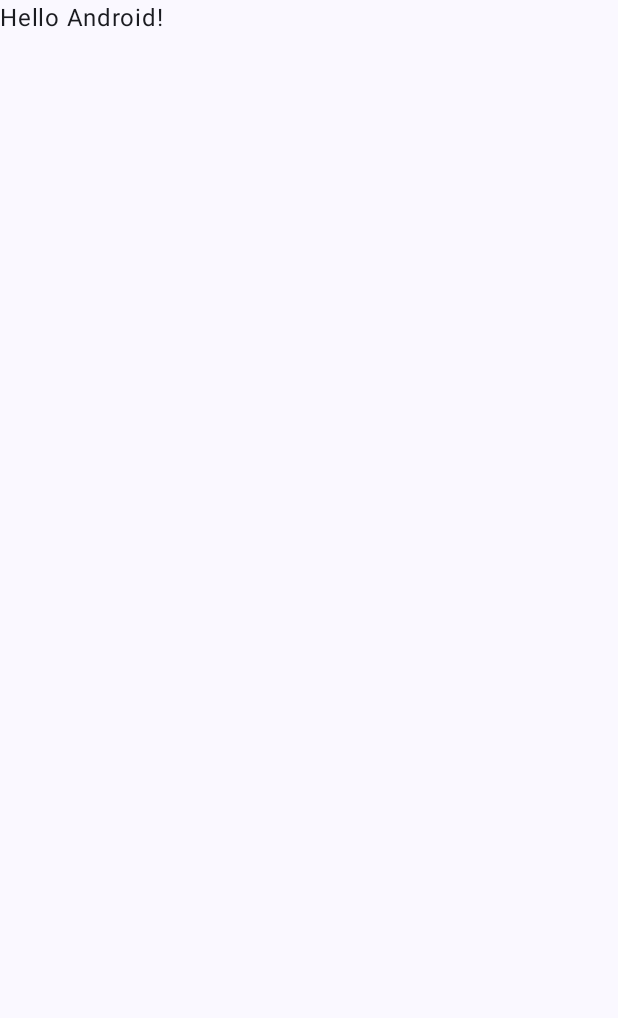
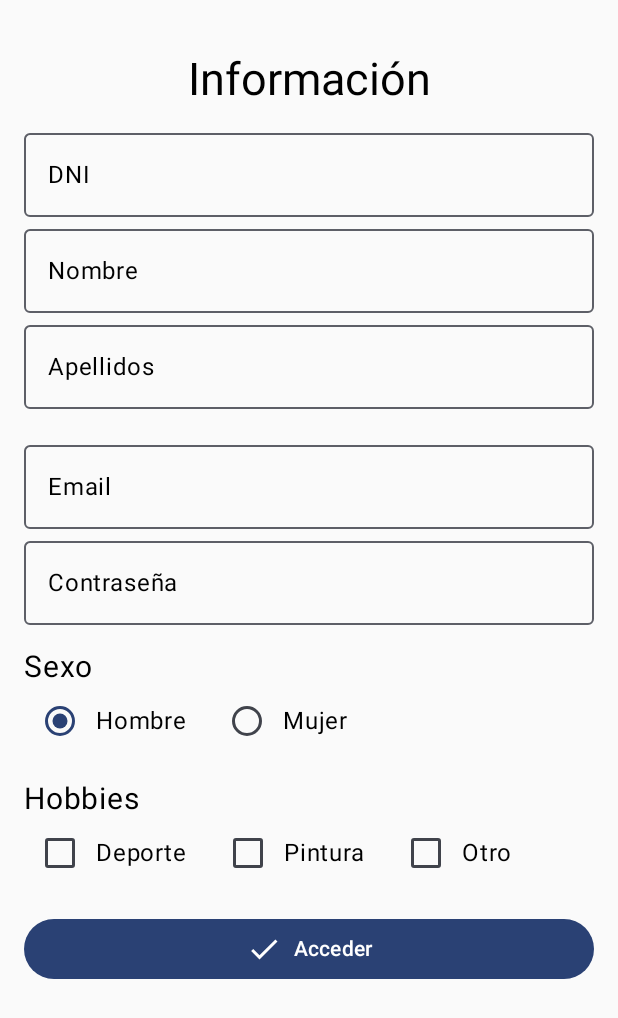
Before and after one commit to LuisChagua13/EC2-ChaguaLuis, an Android app built with Jetpack Compose: the screen it shows after launch (MainActivity), on a phone screen of 412 x 824 dp. Before the commit the part shown is almost empty. Shown: the top 1018 px of the screen. Run offline under Robolectric (Android 15) with nearby library versions, the phone set to English and light mode, and no system bars.

Commit message:
Termino de examen

```diff
--- a/app/build.gradle.kts
+++ b/app/build.gradle.kts
@@ -59,6 +59,8 @@ dependencies {
     implementation(libs.androidx.ui.graphics)
     implementation(libs.androidx.ui.tooling.preview)
     implementation(libs.androidx.material3)
+    implementation(libs.androidx.navigation.runtime.ktx)
+    implementation(libs.androidx.navigation.compose)
     testImplementation(libs.junit)
     androidTestImplementation(libs.androidx.junit)
     androidTestImplementation(libs.androidx.espresso.core)
--- /dev/null
+++ b/app/src/main/java/pe/edu/idat/myapplication/Examen2.kt
@@ -0,0 +1,218 @@
+package pe.edu.idat.myapplication
+
+import androidx.compose.foundation.layout.*
+import androidx.compose.foundation.lazy.LazyColumn
+import androidx.compose.foundation.lazy.items
+import androidx.compose.foundation.text.KeyboardOptions
+import androidx.compose.material.icons.Icons
+import androidx.compose.material.icons.filled.Check
+import androidx.compose.material3.*
+import androidx.compose.runtime.*
+import androidx.compose.runtime.saveable.rememberSaveable
+import androidx.compose.ui.Alignment
+import androidx.compose.ui.Modifier
+import androidx.compose.ui.graphics.Color
+import androidx.compose.ui.text.TextStyle
+import androidx.compose.ui.text.font.FontWeight
+import androidx.compose.ui.text.input.KeyboardType
+import androidx.compose.ui.text.style.TextAlign
+import androidx.compose.ui.unit.dp
+import androidx.compose.ui.unit.sp
+import androidx.navigation.NavHostController
+
+@Composable
+fun Entrar(navController: NavHostController) {
+    var Ejem1 by rememberSaveable { mutableStateOf("") }
+    var Ejem2 by rememberSaveable { mutableStateOf("") }
+    var Ejem3 by rememberSaveable { mutableStateOf("Hombre") }
+    var Ejem4 by rememberSaveable { mutableStateOf(false) }
+    var Ejem5 by rememberSaveable { mutableStateOf(false) }
+    var Ejem6 by rememberSaveable { mutableStateOf(false) }
+    var Ejem7 by rememberSaveable { mutableStateOf(false) }
+
+    Box(
+        modifier = Modifier
+            .fillMaxSize()
+            .padding(top = 25.dp)
+    ) {
+        Column(
+            modifier = Modifier
+                .fillMaxWidth()
+                .padding(horizontal = 16.dp)
+        ) {
+            Text(
+                text = "Información",
+                textAlign = TextAlign.Center,
+                modifier = Modifier
+                    .fillMaxWidth()
+                    .padding(vertical = 10.dp),
+                style = TextStyle(
+                    fontSize = 30.sp,
+                    color = Color.Black
+                )
+            )
+
+            OutlinedTextField(
+                value = Ejem1,
+                onValueChange = { Ejem1 = it },
+                modifier = Modifier.fillMaxWidth(),
+                label = { Text("DNI", color = Color.Black) },
+                maxLines = 1,
+                singleLine = true,
+                keyboardOptions = KeyboardOptions(keyboardType = KeyboardType.Number)
+            )
+
+            OutlinedTextField(
+                value = Ejem1,
+                onValueChange = { Ejem1 = it },
+                modifier = Modifier.fillMaxWidth(),
+                label = { Text("Nombre", color = Color.Black) },
+                maxLines = 1,
+                singleLine = true,
+                keyboardOptions = KeyboardOptions(keyboardType = KeyboardType.Text)
+            )
+
+            OutlinedTextField(
+                value = Ejem1,
+                onValueChange = { Ejem1 = it },
+                modifier = Modifier.fillMaxWidth(),
+                label = { Text("Apellidos", color = Color.Black) },
+                maxLines = 1,
+                singleLine = true,
+                keyboardOptions = KeyboardOptions(keyboardType = KeyboardType.Text)
+            )
+
+            Sps(16)
+
+            OutlinedTextField(
+                value = Ejem2,
+                onValueChange = { Ejem2 = it },
+                modifier = Modifier.fillMaxWidth(),
+                label = { Text("Email", color = Color.Black) },
+                maxLines = 1,
+                singleLine = true,
+                keyboardOptions = KeyboardOptions(keyboardType = KeyboardType.Email)
+            )
+            OutlinedTextField(
+                value = Ejem1,
+                onValueChange = { Ejem1 = it },
+                modifier = Modifier.fillMaxWidth(),
+                label = { Text("Contraseña", color = Color.Black) },
+                maxLines = 1,
+                singleLine = true,
+                keyboardOptions = KeyboardOptions(keyboardType = KeyboardType.Password)
+            )
+
+            Sps(16)
+
+            Text(text = "Sexo", fontSize = 20.sp, color = Color.Black)
+            Row(verticalAlignment = Alignment.CenterVertically) {
+                RadioButton(
+                    selected = Ejem3 == "Hombre",
+                    onClick = { Ejem3 = "Hombre" }
+                )
+                Text(text = "Hombre")
+                Spacer(modifier = Modifier.width(16.dp))
+                RadioButton(
+                    selected = Ejem3 == "Mujer",
+                    onClick = { Ejem3 = "Mujer" }
+                )
+                Text(text = "Mujer")
+            }
+
+            Sps(16)
+
+            Text(text = "Hobbies", fontSize = 20.sp, color = Color.Black)
+            Row(verticalAlignment = Alignment.CenterVertically) {
+                Checkbox(
+                    checked = Ejem4,
+                    onCheckedChange = { Ejem4 = it }
+                )
+                Text(text = "Deporte")
+                Spacer(modifier = Modifier.width(16.dp))
+                Checkbox(
+                    checked = Ejem5,
+                    onCheckedChange = { Ejem5 = it }
+                )
+                Text(text = "Pintura")
+                Spacer(modifier = Modifier.width(16.dp))
+                Checkbox(
+                    checked = Ejem6,
+                    onCheckedChange = {
+                        Ejem6 = it
+                        Ejem7 = it
+                    }
+                )
+                Text(text = "Otro")
+            }
+
+            Sps(16)
+
+            Button(
+                onClick = {
+                    // Toggle books visibility
+                    Ejem7 = !Ejem7
+                },
+                modifier = Modifier.fillMaxWidth()
+            ) {
+                Icon(imageVector = Icons.Default.Check, contentDescription = "Check")
+                Spacer(modifier = Modifier.width(8.dp))
+                Text("Acceder")
+            }
+
+            if (Ejem7) {
+                ListaLibros()
+            }
+        }
+    }
+}
+@Composable
+fun ListaLibros() {
+    val books = listOf(
+        Book("Clínica General y Diagnóstico", "Guía esencial para el diagnóstico en medicina general.", "15/03/2020"),
+        Book("Endocrinología Avanzada", "Estudios y tratamientos de las enfermedades endocrinas.", "07/09/2021"),
+        Book("Gastroenterología Práctica", "Tratamiento y diagnóstico de enfermedades gastrointestinales.", "12/11/2019"),
+        Book("Manual de Terapia Intensiva", "Protocolo y tratamiento en unidades de cuidados intensivos.", "30/06/2018"),
+        Book("Otorrinolaringología Integral", "Guía completa sobre enfermedades de oído, nariz y garganta.", "05/02/2017"),
+        Book("Traumatología y Ortopedia", "Diagnóstico y tratamiento de lesiones musculoesqueléticas.", "22/04/2021"),
+        Book("Psiquiatría Moderna", "Avances y estudios en salud mental.", "13/08/2020"),
+        Book("Reumatología Clínica", "Guía sobre enfermedades reumáticas y su tratamiento.", "29/01/2019"),
+        Book("Nefrología y Urología", "Estudios y tratamiento de enfermedades renales y urológicas.", "18/12/2016"),
+        Book("Ginecología y Obstetricia", "Guía completa sobre salud femenina y embarazo.", "09/07/2015")
+    )
+
+    LazyColumn(modifier = Modifier.padding(16.dp)) {
+        items(books) { book ->
+            Crd(book)
+            Spacer(modifier = Modifier.height(8.dp))
+        }
+    }
+}
+
+@Composable
+fun Crd(book: Book) {
+    Card(
+        modifier = Modifier.fillMaxWidth(),
+        elevation = CardDefaults.cardElevation(defaultElevation = 4.dp)
+    ) {
+        Column(modifier = Modifier.padding(16.dp)) {
+            Text(
+                text = book.title,
+                style = TextStyle(fontSize = 20.sp, fontWeight = FontWeight.Bold)
+            )
+            Spacer(modifier = Modifier.height(4.dp))
+            Text(text = book.description)
+            Spacer(modifier = Modifier.height(4.dp))
+            Text(
+                text = "Fecha de publicación: ${book.publishDate}",
+                style = TextStyle(color = Color.Gray)
+            )
+        }
+    }
+}
+
+@Composable
+fun Sps(espacio: Int) {
+    Spacer(modifier = Modifier.size(espacio.dp))
+}
+data class Book(val title: String, val description: String, val publishDate: String)
--- a/app/src/main/java/pe/edu/idat/myapplication/MainActivity.kt
+++ b/app/src/main/java/pe/edu/idat/myapplication/MainActivity.kt
@@ -11,6 +11,9 @@ import androidx.compose.material3.Text
 import androidx.compose.runtime.Composable
 import androidx.compose.ui.Modifier
 import androidx.compose.ui.tooling.preview.Preview
+import androidx.navigation.compose.NavHost
+import androidx.navigation.compose.composable
+import androidx.navigation.compose.rememberNavController
 import pe.edu.idat.myapplication.ui.theme.MyApplicationTheme
 
 class MainActivity : ComponentActivity() {
@@ -19,13 +22,17 @@ class MainActivity : ComponentActivity() {
         enableEdgeToEdge()
         setContent {
             MyApplicationTheme {
-                Scaffold(modifier = Modifier.fillMaxSize()) { innerPadding ->
-                    Greeting(
-                        name = "Android",
-                        modifier = Modifier.padding(innerPadding)
-                    )
+                val navController = rememberNavController()
+                NavHost(navController = navController, startDestination = "Entrar") {
+                    composable("Entrar") {
+                        Entrar(navController)
+                    }
+                    composable("books") {
+                        ListaLibros()
+                    }
                 }
             }
+
         }
     }
 }
--- a/gradle/libs.versions.toml
+++ b/gradle/libs.versions.toml
@@ -8,6 +8,8 @@ espressoCore = "3.6.1"
 lifecycleRuntimeKtx = "2.8.1"
 activityCompose = "1.9.0"
 composeBom = "2023.08.00"
+navigationRuntimeKtx = "2.7.7"
+navigationCompose = "2.7.7"
 
 [libraries]
 androidx-core-ktx = { group = "androidx.core", name = "core-ktx", version.ref = "coreKtx" }
@@ -24,6 +26,8 @@ androidx-ui-tooling-preview = { group = "androidx.compose.ui", name = "ui-toolin
 androidx-ui-test-manifest = { group = "androidx.compose.ui", name = "ui-test-manifest" }
 androidx-ui-test-junit4 = { group = "androidx.compose.ui", name = "ui-test-junit4" }
 androidx-material3 = { group = "androidx.compose.material3", name = "material3" }
+androidx-navigation-runtime-ktx = { group = "androidx.navigation", name = "navigation-runtime-ktx", version.ref = "navigationRuntimeKtx" }
+androidx-navigation-compose = { group = "androidx.navigation", name = "navigation-compose", version.ref = "navigationCompose" }
 
 [plugins]
 android-application = { id = "com.android.application", version.ref = "agp" }
```
